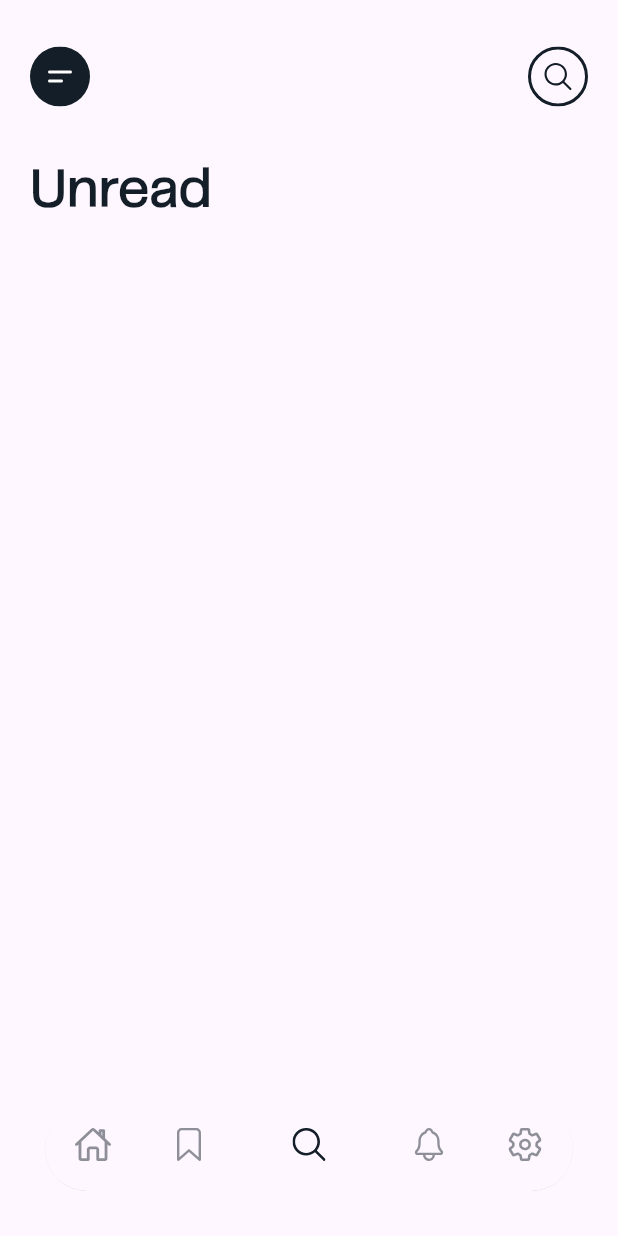
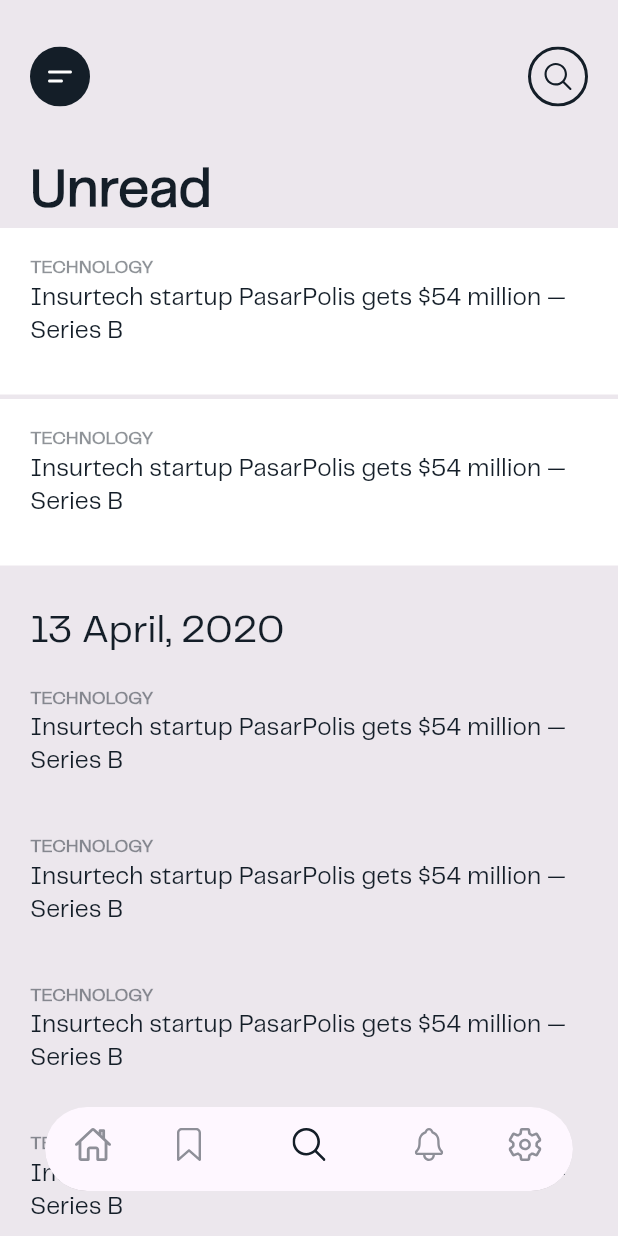
Before and after one commit to akramcheraifia/Modern-News-App, a Flutter app: the screen it shows after launch, item 3 of the bottom bar chosen, on a phone screen of 412 x 824 dp. Run offline on Flutter 3.47's test engine with Material 2 defaults, Android fonts, the phone set to English and light mode, and no system bars; our stand-ins replace flutter_slidable, flutter_svg.

Commit message:
notification page

```diff
--- a/lib/views/notification_screen.dart
+++ b/lib/views/notification_screen.dart
@@ -1,5 +1,7 @@
 import 'package:flutter/material.dart';
 import 'package:news_app/widgets/news/custom_nav_bar.dart';
+import 'package:news_app/widgets/notification/swipe_notification.dart';
+import 'package:news_app/widgets/notification/unread_items.dart';
 
 class NotificationScreen extends StatelessWidget {
   const NotificationScreen({super.key});
@@ -7,6 +9,7 @@ class NotificationScreen extends StatelessWidget {
   @override
   Widget build(BuildContext context) {
     return const Scaffold(
+        backgroundColor: Color(0xff141E2814),
         body: Column(
           crossAxisAlignment: CrossAxisAlignment.start,
           children: [
@@ -27,7 +30,28 @@ class NotificationScreen extends StatelessWidget {
                   fontWeight: FontWeight.w900,
                 ),
               ),
-        )
+            ),
+            UnreadItems(),
+            SizedBox(
+              height: 3,
+            ),
+            UnreadItems(),
+            SizedBox(
+              height: 25,
+            ),
+            Padding(
+              padding: EdgeInsets.only(left: 20),
+              child: Text(
+                '13 April, 2020',
+                style: TextStyle(
+                  color: Color(0xFF141E28),
+                  fontSize: 26,
+                  fontFamily: 'Telegraf',
+                  fontWeight: FontWeight.w400,
+                ),
+              ),
+            ),
+            SwipeNotifiction(),
           ],
         ));
   }
--- /dev/null
+++ b/lib/widgets/notification/notification_item.dart
@@ -0,0 +1,35 @@
+import 'package:flutter/material.dart';
+
+class NotificationItem extends StatelessWidget {
+  const NotificationItem({
+    super.key,
+  });
+
+  @override
+  Widget build(BuildContext context) {
+    return const Padding(
+      padding: EdgeInsets.only(left: 20, right: 20, top: 18, bottom: 18),
+      child: Column(crossAxisAlignment: CrossAxisAlignment.start, children: [
+        Text(
+          'TECHNOLOGY',
+          style: TextStyle(
+            color: Color(0x7A141E28),
+            fontSize: 12,
+            fontFamily: 'Telegraf',
+            fontWeight: FontWeight.w900,
+          ),
+        ),
+        Text(
+          'Insurtech startup PasarPolis gets \$54 million — Series B',
+          style: TextStyle(
+            color: Color(0xFF141E28),
+            fontSize: 16,
+            fontFamily: 'Telegraf',
+            fontWeight: FontWeight.w400,
+            height: 1.38,
+          ),
+        )
+      ]),
+    );
+  }
+}
--- /dev/null
+++ b/lib/widgets/notification/swipe_notification.dart
@@ -0,0 +1,27 @@
+import 'package:flutter/material.dart';
+import 'package:news_app/widgets/notification/notification_item.dart';
+
+class SwipeNotifiction extends StatefulWidget {
+  const SwipeNotifiction({super.key});
+
+  @override
+  State<SwipeNotifiction> createState() => _SwipeNotifictionState();
+}
+
+class _SwipeNotifictionState extends State<SwipeNotifiction> {
+  @override
+  Widget build(BuildContext context) {
+    return Expanded(
+      child: ListView.separated(
+          itemBuilder: ((context, index) {
+            return const NotificationItem();
+          }),
+          separatorBuilder: ((context, index) {
+            return const SizedBox(
+              height: 2,
+            );
+          }),
+          itemCount: 4),
+    );
+  }
+}
--- /dev/null
+++ b/lib/widgets/notification/unread_items.dart
@@ -0,0 +1,47 @@
+import 'package:flutter/material.dart';
+
+class UnreadItems extends StatelessWidget {
+  const UnreadItems({super.key});
+
+  @override
+  Widget build(BuildContext context) {
+    return Container(
+      height: 111,
+      width: MediaQuery.of(context).size.width,
+      child: const Card(
+        margin: EdgeInsets.zero,
+        shape: RoundedRectangleBorder(
+          borderRadius: BorderRadius.zero,
+        ),
+        color: Colors.white,
+        elevation: 0,
+        surfaceTintColor: Colors.white,
+        child: Padding(
+          padding: EdgeInsets.only(left: 20, right: 20, top: 18, bottom: 18),
+          child:
+              Column(crossAxisAlignment: CrossAxisAlignment.start, children: [
+            Text(
+              'TECHNOLOGY',
+              style: TextStyle(
+                color: Color(0x7A141E28),
+                fontSize: 12,
+                fontFamily: 'Telegraf',
+                fontWeight: FontWeight.w900,
+              ),
+            ),
+            Text(
+              'Insurtech startup PasarPolis gets \$54 million — Series B',
+              style: TextStyle(
+                color: Color(0xFF141E28),
+                fontSize: 16,
+                fontFamily: 'Telegraf',
+                fontWeight: FontWeight.w400,
+                height: 1.38,
+              ),
+            )
+          ]),
+        ),
+      ),
+    );
+  }
+}
```
Lines whose indentation alone changed are shown as unchanged.
